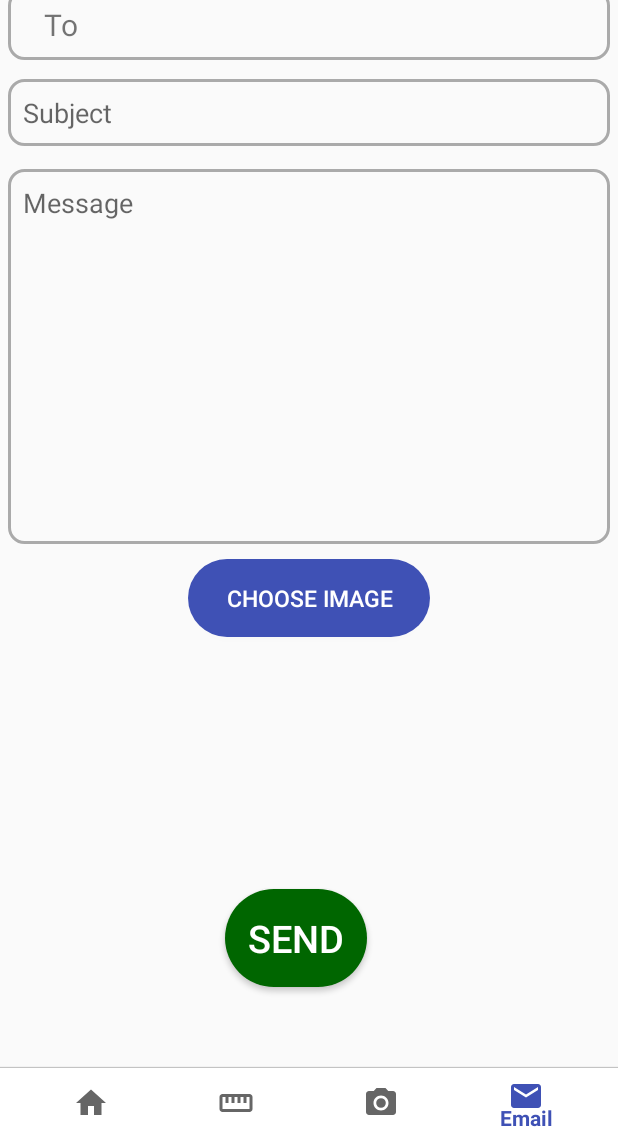
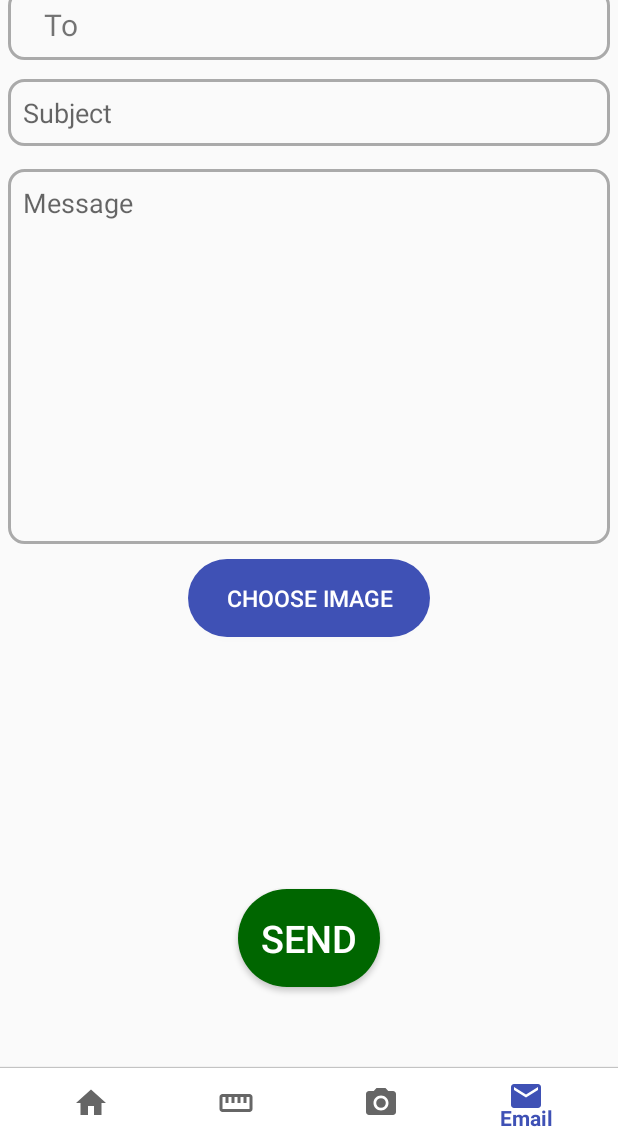
Before and after one commit to Hambrsoom/SoleSearchAR, an Android app: the ActivityFour screen opened directly, with no data from a screen before it, on a phone screen of 412 x 824 dp, the part 95-1236 px from its top. Run offline under Robolectric (Android 15) with nearby library versions, the phone set to English and light mode, and no system bars.

Commit message:
center email buttons

```diff
--- a/app/src/main/res/layout/activity_four.xml
+++ b/app/src/main/res/layout/activity_four.xml
@@ -78,6 +78,7 @@
             android:background="@drawable/ic_text_round_blue"
             android:textColor="@color/colorWhite"
             android:textSize="15sp"
+            android:layout_centerHorizontal="true"
             />
 
         <ImageView
@@ -98,7 +99,8 @@
             android:padding="15dp"
             android:text="send"
             android:textColor="@color/colorWhite"
-            android:textSize="25sp" />
+            android:textSize="25sp"
+            android:layout_centerHorizontal="true"/>
         </RelativeLayout>
         </ScrollView>
 
```
